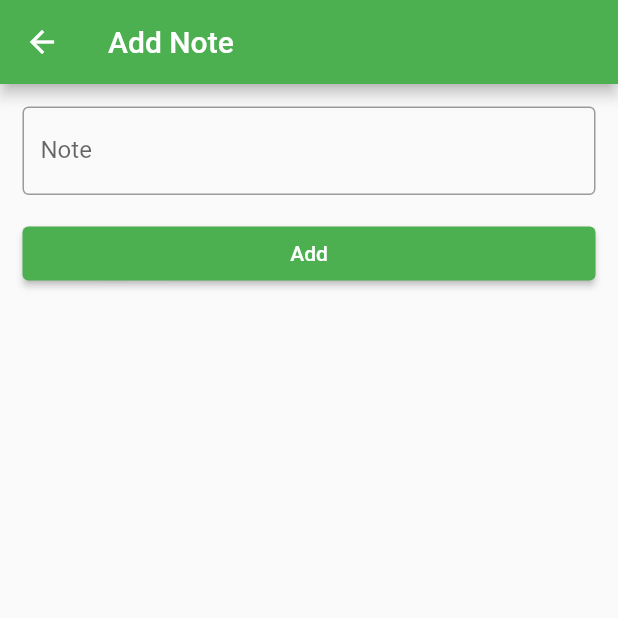
After one commit to amir58/FlutterHTIG24, a Flutter app: the screen it shows after launch, after a tap on the "delete" icon, after a tap on the "add" icon, on a phone screen of 412 x 824 dp, the top half of it. The commit adds this screen. Run offline on Flutter 3.47's test engine with Material 2 defaults, Android fonts, the phone set to English and light mode, and no system bars.

Commit message:
session5

```diff
--- /dev/null
+++ b/lib/add_note_screen.dart
@@ -0,0 +1,54 @@
+import 'package:flutter/material.dart';
+
+class AddNoteScreen extends StatefulWidget {
+  const AddNoteScreen({Key? key}) : super(key: key);
+
+  @override
+  State<AddNoteScreen> createState() => _AddNoteScreenState();
+}
+
+class _AddNoteScreenState extends State<AddNoteScreen> {
+
+  final noteController = TextEditingController();
+
+  @override
+  Widget build(BuildContext context) {
+    return Scaffold(
+      appBar: AppBar(
+        title: const Text("Add Note"),
+      ),
+      body: Padding(
+        padding: const EdgeInsets.all(15),
+        child: Column(
+          children: [
+            TextFormField(
+              controller: noteController,
+              decoration: const InputDecoration(
+                labelText: "Note",
+                border: OutlineInputBorder(),
+              ),
+            ),
+            Container(
+              margin: const EdgeInsets.only(top: 15),
+              width: double.infinity,
+              child: ElevatedButton(
+                onPressed: () {
+                  addNote();
+                },
+                child: const Text(
+                  "Add",
+                ),
+              ),
+            )
+          ],
+        ),
+      ),
+    );
+  }
+
+  void addNote() {
+    String note = noteController.text;
+
+    Navigator.pop(context, note);
+  }
+}
--- a/lib/dart/inheritance/inheritance.dart
+++ b/lib/dart/inheritance/inheritance.dart
@@ -1,10 +1,12 @@
+import 'package:flutter24/dart/inheritance/base_screen.dart';
 import 'package:flutter24/dart/inheritance/screen_one.dart';
 
 void main(){
 
-  var object = ScreenOne();
+  var object = ScreenOne("ScreenOne");
 
   object.startLoading();
 
+  // var o = BaseScreen(); // Abstract classes can't be instantiated.
 
 }
--- a/lib/dart/oop.dart
+++ b/lib/dart/oop.dart
@@ -21,7 +21,8 @@ void main() {
 
   User user2 = User(2,"Ali", "0105467798", "Alex");
 
-  var person1= Person();
+  var person1= Person(0,"","","");
+  var person2= Person.me(0,"");
   person1.setName("Ali");
   person1.name = "Ahmed";
   print(person1.getName());
--- a/lib/main.dart
+++ b/lib/main.dart
@@ -12,7 +12,7 @@ class MyApp extends StatelessWidget {
       theme: ThemeData(
         primarySwatch: Colors.green,
       ),
-      home: const NotesScreen(),
+      home:  NotesScreen(),
     );
   }
 }
--- a/lib/notes_screen.dart
+++ b/lib/notes_screen.dart
@@ -1,7 +1,15 @@
 import 'package:flutter/material.dart';
+import 'package:flutter24/add_note_screen.dart';
 
-class NotesScreen extends StatelessWidget {
-  const NotesScreen({Key? key}) : super(key: key);
+class NotesScreen extends StatefulWidget {
+  NotesScreen({Key? key}) : super(key: key);
+
+  @override
+  State<NotesScreen> createState() => _NotesScreenState();
+}
+
+class _NotesScreenState extends State<NotesScreen> {
+  List<String> notes = ["Wake up at 7 am", "lecture at 10 am", "hello"];
 
   @override
   Widget build(BuildContext context) {
@@ -10,19 +18,21 @@ class NotesScreen extends StatelessWidget {
         title: const Text("Notes"),
       ),
       floatingActionButton: FloatingActionButton(
-        onPressed: () {},
+        onPressed: () {
+          navigateToAddNoteScreen();
+        },
         child: const Icon(Icons.add),
       ),
       body: ListView.builder(
-        itemCount: 70,
+        itemCount: notes.length,
         itemBuilder: (context, index) {
-          return noteItem();
+          return noteItem(index);
         },
       ),
     );
   }
 
-  Widget noteItem() {
+  Widget noteItem(int index) {
     return Container(
       margin: const EdgeInsets.all(15),
       padding: const EdgeInsets.all(15),
@@ -32,8 +42,8 @@ class NotesScreen extends StatelessWidget {
       ),
       child: Row(
         children: [
-          const Expanded(
-            child: Text("Note 1"),
+          Expanded(
+            child: Text(notes[index]),
           ),
           IconButton(
             onPressed: () {},
@@ -43,7 +53,10 @@ class NotesScreen extends StatelessWidget {
             ),
           ),
           IconButton(
-            onPressed: () {},
+            onPressed: () {
+              notes.removeAt(index);
+              setState(() {});
+            },
             icon: const Icon(
               Icons.delete,
               color: Colors.red,
@@ -53,4 +66,16 @@ class NotesScreen extends StatelessWidget {
       ),
     );
   }
+
+  void navigateToAddNoteScreen() {
+    Navigator.push(
+      context,
+      MaterialPageRoute(builder: (context) => AddNoteScreen(),)
+    ).then((value){
+      print('THEN => $value');
+      if(value == null) return;
+      notes.add(value);
+      setState(() {});
+    });
+  }
 }
```
Also changed, not shown: lib/dart/inheritance/base_screen.dart (+15 -1 lines), lib/dart/inheritance/screen_one.dart (+8 -0 lines), lib/dart/person.dart (+15 -5 lines).
